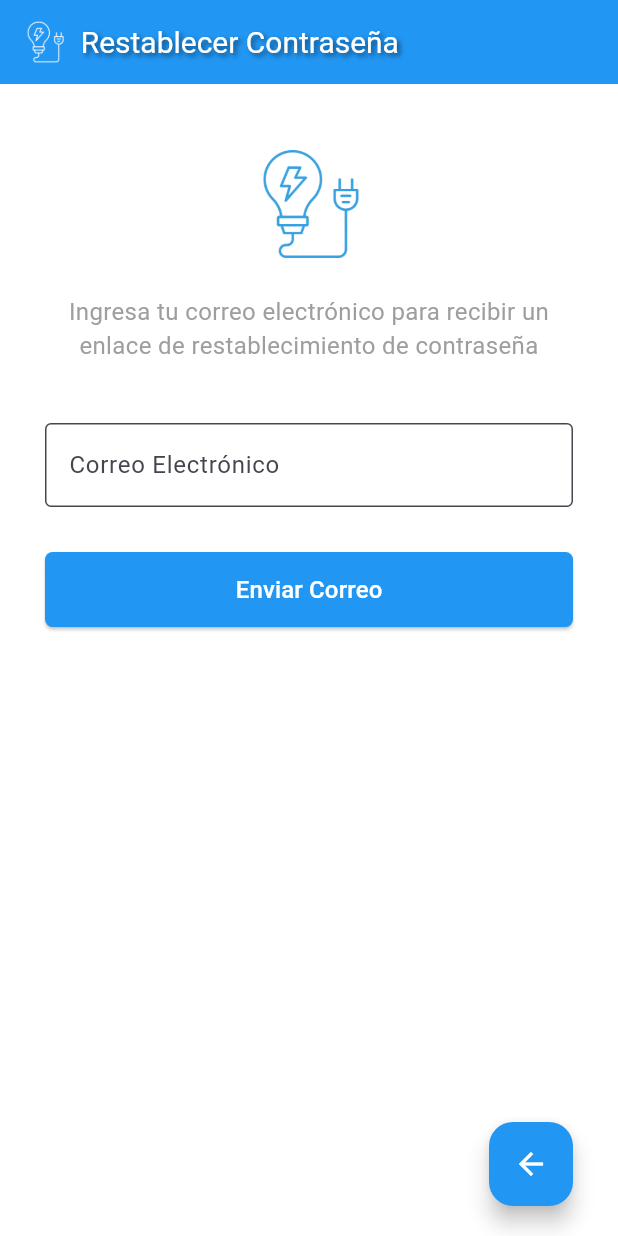
After one commit to Garavis/micetap_v1, a Flutter app: the screen it shows after launch, after a tap on "¿Olvidaste tu contraseña?", on a phone screen of 412 x 824 dp. The commit adds this screen. Run offline on Flutter 3.47's test engine with Material 3 defaults, Android fonts, the phone set to English and light mode, and no system bars; our stand-ins replace cloud_firestore, csv, firebase_auth, firebase_core, fl_chart, shared_preferences; accounts and stored records are empty.

Commit message:
Restablecimiento de contraseña

```diff
--- /dev/null
+++ b/devtools_options.yaml
@@ -0,0 +1,3 @@
+description: This file stores settings for Dart & Flutter DevTools.
+documentation: https://docs.flutter.dev/tools/devtools/extensions#configure-extension-enablement-states
+extensions:
--- a/lib/controllers/auth_controller.dart
+++ b/lib/controllers/auth_controller.dart
@@ -6,7 +6,12 @@ class AuthController {
   final FirebaseFirestore _firestore = FirebaseFirestore.instance;
 
   // Registro con guardado en Firestore
-  Future<bool> register(String email, String password, String name, String deviceId) async {
+  Future<bool> register(
+    String email,
+    String password,
+    String name,
+    String deviceId,
+  ) async {
     try {
       final cred = await _auth.createUserWithEmailAndPassword(
         email: email,
@@ -25,10 +30,7 @@ class AuthController {
       final exists = await deviceDoc.get();
 
       if (!exists.exists) {
-      await deviceDoc.set({
-        'consumo': 0.0,
-        'nombre': name,
-      });
+        await deviceDoc.set({'consumo': 0.0, 'nombre': name});
       }
 
       return true;
@@ -59,4 +61,28 @@ class AuthController {
   }
 
   Future<void> logout() async => _auth.signOut();
+
+  // resetear contraseña
+  Future<Map<String, dynamic>> resetPassword(String email) async {
+    try {
+      await _auth.sendPasswordResetEmail(email: email);
+      return {
+        'success': true,
+        'message': 'Se ha enviado un correo para restablecer tu contraseña',
+      };
+    } catch (e) {
+      print('Error al enviar correo de restablecimiento: $e');
+      String errorMessage = 'No se pudo enviar el correo de restablecimiento';
+
+      if (e is FirebaseAuthException) {
+        if (e.code == 'user-not-found') {
+          errorMessage = 'No existe una cuenta con este correo electrónico';
+        } else if (e.code == 'invalid-email') {
+          errorMessage = 'El formato del correo electrónico no es válido';
         }
+      }
+
+      return {'success': false, 'message': errorMessage};
+    }
+  }
+}
--- a/lib/main.dart
+++ b/lib/main.dart
@@ -6,14 +6,13 @@ import 'package:micetap_v1/views/config_view.dart';
 import 'package:micetap_v1/views/history_view.dart';
 import 'package:micetap_v1/views/home_view.dart' show HomeView;
 import 'package:micetap_v1/views/register_view.dart';
+import 'package:micetap_v1/views/reset_password_view.dart';
 import 'package:micetap_v1/views/suggestions_view.dart';
 import 'views/login_view.dart';
 
 void main() async {
   WidgetsFlutterBinding.ensureInitialized();
-  await Firebase.initializeApp(
-    options: DefaultFirebaseOptions.currentPlatform,
-  );
+  await Firebase.initializeApp(options: DefaultFirebaseOptions.currentPlatform);
   runApp(MyApp());
 }
 
@@ -36,6 +35,7 @@ class MyApp extends StatelessWidget {
         '/alerts': (context) => AlertsView(),
         '/suggestions': (context) => SuggestionsView(),
         '/config': (context) => ConfigView(),
+        '/reset-password': (context) => ResetPasswordView(),
       },
     );
   }
--- a/lib/views/login_view.dart
+++ b/lib/views/login_view.dart
@@ -44,20 +44,16 @@ if (result['success']) {
 
       if (deviceId != null) {
         // Guardar en memoria o pasarlo por navegación
-    Navigator.pushReplacementNamed(
-      context,
-      '/home',
-      arguments: deviceId,
-    );
+        Navigator.pushReplacementNamed(context, '/home', arguments: deviceId);
       } else {
         ScaffoldMessenger.of(context).showSnackBar(
           const SnackBar(content: Text('Error al obtener ID del dispositivo')),
         );
       }
     } else {
-    ScaffoldMessenger.of(context).showSnackBar(
-      SnackBar(content: Text(result['message'])),
-    );
+      ScaffoldMessenger.of(
+        context,
+      ).showSnackBar(SnackBar(content: Text(result['message'])));
     }
     setState(() => _isLoginLoading = false);
   }
@@ -104,7 +100,6 @@ if (result['success']) {
             child: Column(
               mainAxisAlignment: MainAxisAlignment.spaceEvenly,
               children: [
-
                 // Sección del logo
                 Container(
                   margin: EdgeInsets.only(top: screenHeight * 0.05),
@@ -134,10 +129,17 @@ if (result['success']) {
                   child: Column(
                     children: [
                       // Campo de usuario/correo
-                      textfieldcampos(Controller: _emailController, text: 'Usuario o Correo Electronico'),
+                      textfieldcampos(
+                        Controller: _emailController,
+                        text: 'Usuario o Correo Electronico',
+                      ),
                       const SizedBox(height: 20),
                       // Campo de contraseña
-                      textfieldcampos(Controller: _passwordController, text: 'Contrseña', isPassword: true),
+                      textfieldcampos(
+                        Controller: _passwordController,
+                        text: 'Contrseña',
+                        isPassword: true,
+                      ),
                     ],
                   ),
                 ),
@@ -160,8 +162,11 @@ if (result['success']) {
                               borderRadius: BorderRadius.circular(5.0),
                             ),
                           ),
-                          child: _isLoginLoading
-                              ? CircularProgressIndicator(color: Colors.white)
+                          child:
+                              _isLoginLoading
+                                  ? CircularProgressIndicator(
+                                    color: Colors.white,
+                                  )
                                   : Text(
                                     'Iniciar Sesión',
                                     style: TextStyle(fontSize: 16),
@@ -176,7 +181,8 @@ if (result['success']) {
                         width: double.infinity,
                         height: 50,
                         child: ElevatedButton(
-                          onPressed: _isRegisterLoading ? null : _handleRegister,
+                          onPressed:
+                              _isRegisterLoading ? null : _handleRegister,
                           style: ElevatedButton.styleFrom(
                             backgroundColor: Colors.blue,
                             foregroundColor: Colors.white,
@@ -184,8 +190,11 @@ if (result['success']) {
                               borderRadius: BorderRadius.circular(5.0),
                             ),
                           ),
-                          child: _isRegisterLoading
-                              ? CircularProgressIndicator(color: Colors.white)
+                          child:
+                              _isRegisterLoading
+                                  ? CircularProgressIndicator(
+                                    color: Colors.white,
+                                  )
                                   : Text(
                                     'Registrarse',
                                     style: TextStyle(fontSize: 16),
@@ -195,7 +204,19 @@ if (result['success']) {
                     ],
                   ),
                 ),
-
+                // Añadir en login_view.dart después de los campos de texto
+                Align(
+                  alignment: Alignment.centerRight,
+                  child: TextButton(
+                    onPressed: () {
+                      Navigator.pushNamed(context, '/reset-password');
+                    },
+                    child: const Text(
+                      '¿Olvidaste tu contraseña?',
+                      style: TextStyle(color: Colors.blue, fontSize: 14),
+                    ),
+                  ),
+                ),
                 // Espacio en la parte inferior
                 SizedBox(height: screenHeight * 0.1),
               ],
--- /dev/null
+++ b/lib/views/reset_password_view.dart
@@ -0,0 +1,147 @@
+import 'package:flutter/material.dart';
+import 'package:micetap_v1/controllers/auth_controller.dart';
+import 'package:micetap_v1/widgets/texfieldregistros.dart';
+import 'package:micetap_v1/widgets/appbard.dart';
+// Ya no importamos buttonback.dart
+
+class ResetPasswordView extends StatefulWidget {
+  const ResetPasswordView({Key? key}) : super(key: key);
+
+  @override
+  _ResetPasswordViewState createState() => _ResetPasswordViewState();
+}
+
+class _ResetPasswordViewState extends State<ResetPasswordView> {
+  final TextEditingController _emailController = TextEditingController();
+  final AuthController _authController = AuthController();
+  bool _isLoading = false;
+
+  @override
+  void dispose() {
+    _emailController.dispose();
+    super.dispose();
+  }
+
+  void _handleResetPassword() async {
+    if (_emailController.text.isEmpty) {
+      ScaffoldMessenger.of(context).showSnackBar(
+        const SnackBar(
+          content: Text('Por favor ingresa tu correo electrónico'),
+        ),
+      );
+      return;
+    }
+
+    setState(() => _isLoading = true);
+
+    final result = await _authController.resetPassword(
+      _emailController.text.trim(),
+    );
+
+    setState(() => _isLoading = false);
+
+    ScaffoldMessenger.of(
+      context,
+    ).showSnackBar(SnackBar(content: Text(result['message'])));
+
+    if (result['success']) {
+      // Dar tiempo para que el usuario lea el mensaje exitoso
+      Future.delayed(const Duration(seconds: 2), () {
+        Navigator.pop(context);
+      });
+    }
+  }
+
+  @override
+  Widget build(BuildContext context) {
+    return Scaffold(
+      backgroundColor: Colors.white,
+      appBar: customAppBar('Restablecer Contraseña'),
+      body: SafeArea(
+        child: Padding(
+          padding: const EdgeInsets.symmetric(horizontal: 30.0),
+          child: Column(
+            children: [
+              Expanded(
+                child: SingleChildScrollView(
+                  child: Column(
+                    children: [
+                      const SizedBox(height: 40),
+
+                      // Logo
+                      Image.asset(
+                        'assets/images/MICETAP.png',
+                        height: 80,
+                        width: 80,
+                      ),
+                      const SizedBox(height: 20),
+
+                      // Texto informativo
+                      const Text(
+                        'Ingresa tu correo electrónico para recibir un enlace de restablecimiento de contraseña',
+                        textAlign: TextAlign.center,
+                        style: TextStyle(fontSize: 16, color: Colors.grey),
+                      ),
+
+                      const SizedBox(height: 40),
+
+                      // Campo de correo
+                      textfieldcampos(
+                        Controller: _emailController,
+                        text: 'Correo Electrónico',
+                      ),
+
+                      const SizedBox(height: 30),
+
+                      // Botón de enviar
+                      SizedBox(
+                        width: double.infinity,
+                        height: 50,
+                        child: ElevatedButton(
+                          onPressed: _isLoading ? null : _handleResetPassword,
+                          style: ElevatedButton.styleFrom(
+                            backgroundColor: Colors.blue,
+                            foregroundColor: Colors.white,
+                            shape: RoundedRectangleBorder(
+                              borderRadius: BorderRadius.circular(5.0),
+                            ),
+                          ),
+                          child:
+                              _isLoading
+                                  ? const CircularProgressIndicator(
+                                    color: Colors.white,
+                                  )
+                                  : const Text(
+                                    'Enviar Correo',
+                                    style: TextStyle(fontSize: 16),
+                                  ),
+                        ),
+                      ),
+
+                      const SizedBox(height: 40),
+                    ],
+                  ),
+                ),
+              ),
+
+              // Botón de retroceso como un botón separado al final del Column principal
+              Padding(
+                padding: const EdgeInsets.only(bottom: 20),
+                child: Align(
+                  alignment: Alignment.centerRight,
+                  child: FloatingActionButton(
+                    onPressed: () {
+                      Navigator.pushReplacementNamed(context, '/');
+                    },
+                    backgroundColor: Colors.blue,
+                    child: const Icon(Icons.arrow_back, color: Colors.white),
+                  ),
+                ),
+              ),
+            ],
+          ),
+        ),
+      ),
+    );
+  }
+}
```
Lines whose indentation alone changed are shown as unchanged.
